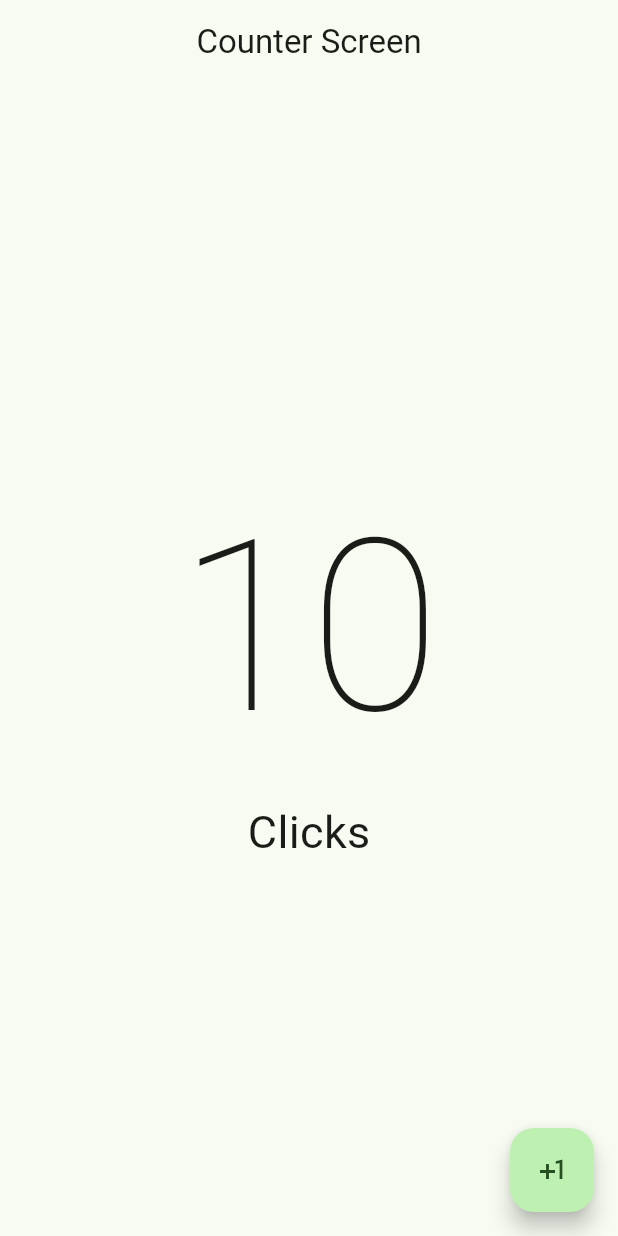
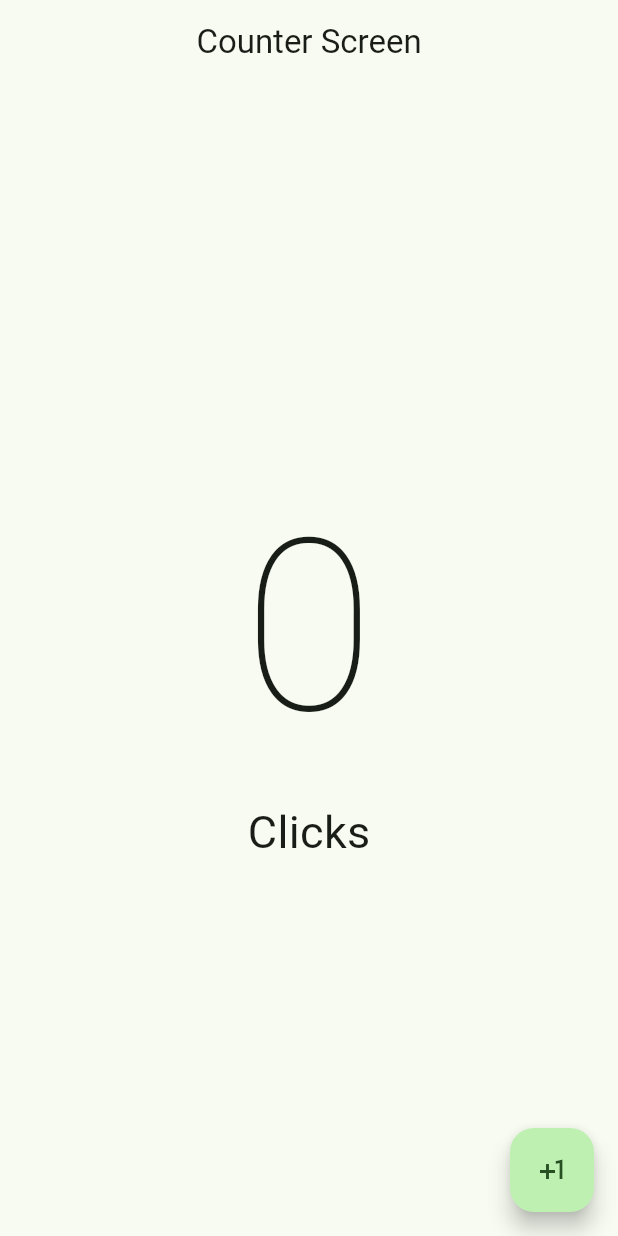
Before and after one commit to mauricio2093/Counter, a Flutter app: the screen it shows after launch, on a phone screen of 412 x 824 dp. Run offline on Flutter 3.47's test engine with Material 2 defaults, Android fonts, the phone set to English and light mode, and no system bars.

Commit message:
03-fluttert

```diff
--- a/lib/presentation/screens/counter/counter_screen.dart
+++ b/lib/presentation/screens/counter/counter_screen.dart
@@ -1,7 +1,14 @@
 import 'package:flutter/material.dart';
 
-class CounterScreen extends StatelessWidget {
+class CounterScreen extends StatefulWidget {
   const CounterScreen({super.key});
+
+  @override
+  State<CounterScreen> createState() => _CounterScreenState();
+}
+
+class _CounterScreenState extends State<CounterScreen> {
+  int clickCounter = 0;
 
   @override
   Widget build(BuildContext context) {
@@ -9,15 +16,16 @@
       appBar: AppBar(
         title: const Center(child: Text('Counter Screen')),
       ),
-      body: const Center(
+      body: Center(
         child: Column(
           mainAxisAlignment: MainAxisAlignment.center,
           children: [
             Text(
-              '10',
-              style: TextStyle(fontSize: 160, fontWeight: FontWeight.w100),
+              '$clickCounter',
+              style:
+                  const TextStyle(fontSize: 160, fontWeight: FontWeight.w100),
             ),
-            Text(
+            const Text(
               'Clicks',
               style: TextStyle(fontSize: 30),
             ),
@@ -25,7 +33,11 @@
         ),
       ),
       floatingActionButton: FloatingActionButton(
-        onPressed: () {},
+        onPressed: () {
+          setState(() {
+            clickCounter++;
+          });
+        },
         child: const Icon(Icons.plus_one),
       ),
     );
```
